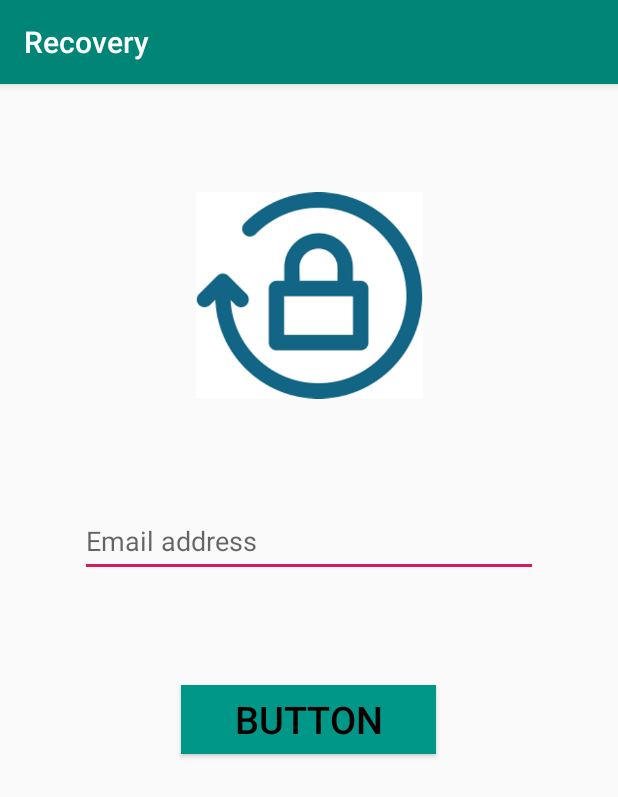
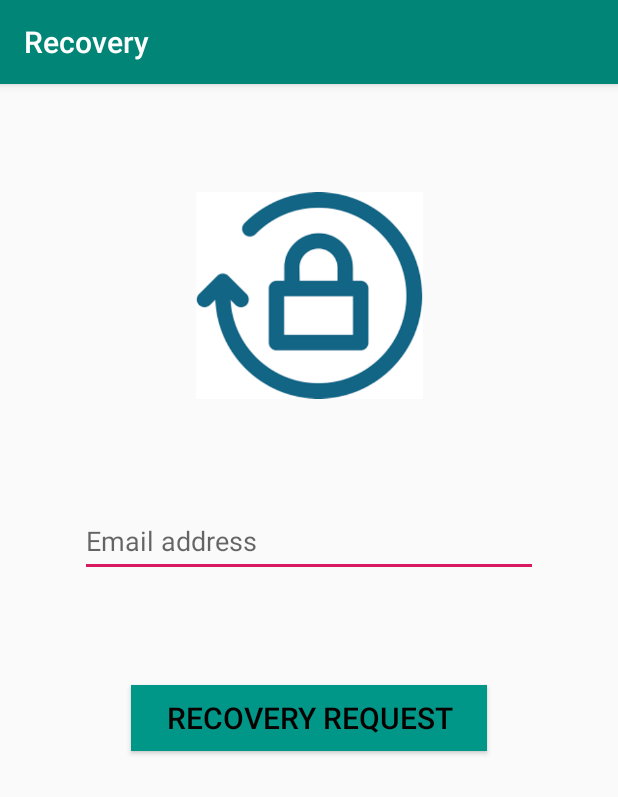
Before and after one commit to rafattu5har/Application, an Android app: the PasswordRecovery screen opened directly, with no data from a screen before it, on a phone screen of 412 x 824 dp. Shown: the top 797 px of the screen. Run offline under Robolectric (Android 15) with nearby library versions, the phone set to English and light mode, and no system bars.

Commit message:
Update activity recovery

```diff
--- a/Project/app/src/main/res/layout/activity_password_recovery.xml
+++ b/Project/app/src/main/res/layout/activity_password_recovery.xml
@@ -7,7 +7,7 @@
     tools:context=".PasswordRecovery">
 
     <EditText
-        android:id="@+id/EmailAddEditText"
+        android:id="@+id/emailPREditText"
         android:layout_width="305dp"
         android:layout_height="47dp"
         android:layout_marginStart="8dp"
@@ -27,9 +27,9 @@
         app:layout_constraintVertical_bias="0.388" />
 
     <Button
-        android:id="@+id/button"
-        android:layout_width="170dp"
-        android:layout_height="46dp"
+        android:id="@+id/recoveryPRBtn"
+        android:layout_width="237dp"
+        android:layout_height="44dp"
         android:layout_marginStart="8dp"
         android:layout_marginLeft="8dp"
         android:layout_marginTop="8dp"
@@ -37,14 +37,14 @@
         android:layout_marginRight="8dp"
         android:layout_marginBottom="8dp"
         android:background="#009688"
-        android:text="Button"
+        android:text="Recovery REquest"
         android:textColor="#090000"
-        android:textSize="25sp"
+        android:textSize="20sp"
         app:layout_constraintBottom_toBottomOf="parent"
         app:layout_constraintEnd_toEndOf="parent"
         app:layout_constraintHorizontal_bias="0.498"
         app:layout_constraintStart_toStartOf="parent"
-        app:layout_constraintTop_toBottomOf="@+id/EmailAddEditText"
+        app:layout_constraintTop_toBottomOf="@+id/emailPREditText"
         app:layout_constraintVertical_bias="0.169" />
 
     <ImageView
@@ -57,7 +57,7 @@
         android:layout_marginEnd="8dp"
         android:layout_marginRight="8dp"
         android:layout_marginBottom="8dp"
-        app:layout_constraintBottom_toTopOf="@+id/EmailAddEditText"
+        app:layout_constraintBottom_toTopOf="@+id/emailPREditText"
         app:layout_constraintEnd_toEndOf="parent"
         app:layout_constraintStart_toStartOf="parent"
         app:layout_constraintTop_toTopOf="parent"
```
